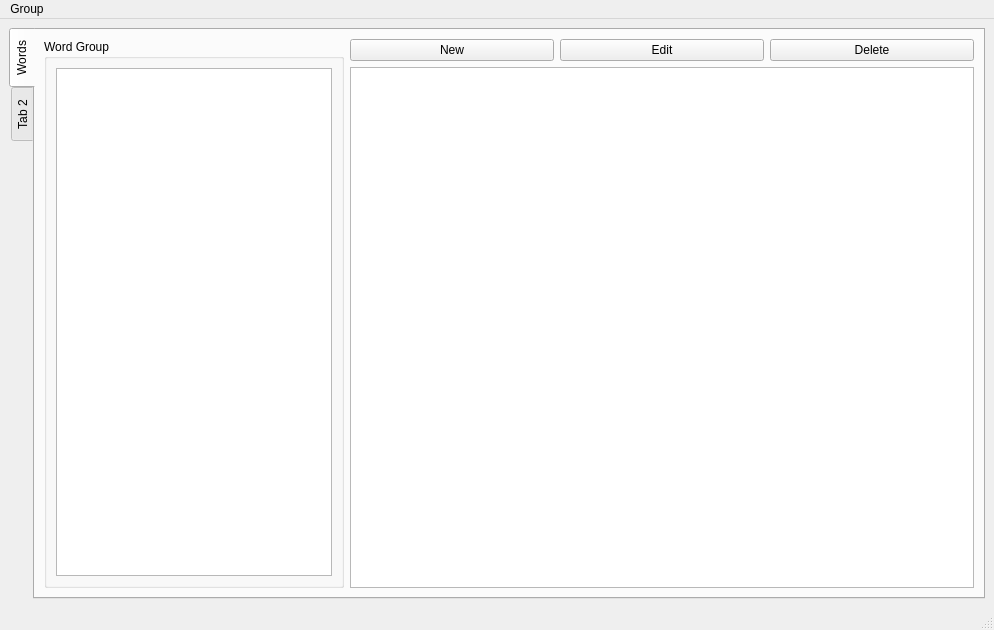
PelerYuan/HaoCiKuaiJi3.0, file UIs/MainWindow.ui: the form before one commit.
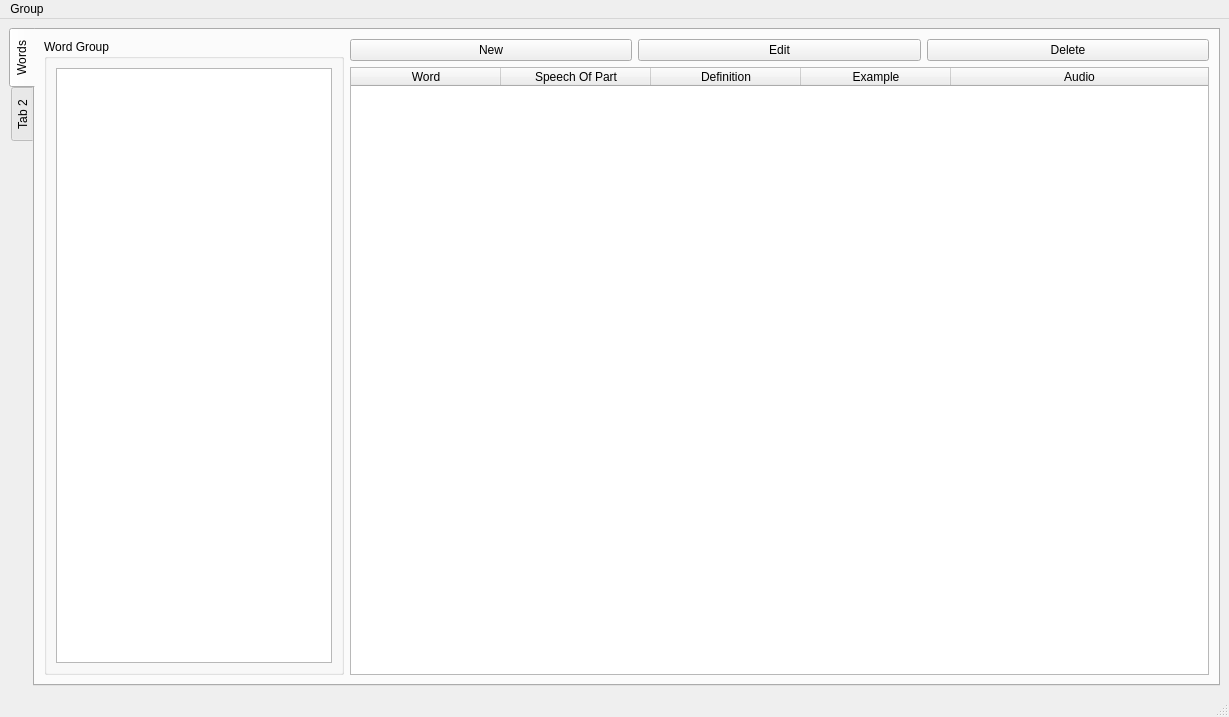
The form after the commit.

What changed in the file:
```diff
--- a/UIs/MainWindow.ui
+++ b/UIs/MainWindow.ui
@@ -6,8 +6,8 @@
    <rect>
     <x>0</x>
     <y>0</y>
-    <width>994</width>
-    <height>630</height>
+    <width>1229</width>
+    <height>717</height>
    </rect>
   </property>
   <property name="windowTitle">
@@ -81,7 +81,42 @@
            </layout>
           </item>
           <item>
-           <widget class="QTableView" name="word_tableView"/>
+           <widget class="QTableWidget" name="word_tableWidget">
+            <attribute name="horizontalHeaderDefaultSectionSize">
+             <number>150</number>
+            </attribute>
+            <attribute name="horizontalHeaderShowSortIndicator" stdset="0">
+             <bool>false</bool>
+            </attribute>
+            <attribute name="horizontalHeaderStretchLastSection">
+             <bool>true</bool>
+            </attribute>
+            <column>
+             <property name="text">
+              <string>Word</string>
+             </property>
+            </column>
+            <column>
+             <property name="text">
+              <string>Speech Of Part</string>
+             </property>
+            </column>
+            <column>
+             <property name="text">
+              <string>Definition</string>
+             </property>
+            </column>
+            <column>
+             <property name="text">
+              <string>Example</string>
+             </property>
+            </column>
+            <column>
+             <property name="text">
+              <string>Audio</string>
+             </property>
+            </column>
+           </widget>
           </item>
          </layout>
         </item>
@@ -101,8 +136,8 @@
     <rect>
      <x>0</x>
      <y>0</y>
-     <width>994</width>
-     <height>23</height>
+     <width>1229</width>
+     <height>33</height>
     </rect>
    </property>
    <widget class="QMenu" name="menuGroup">
```
